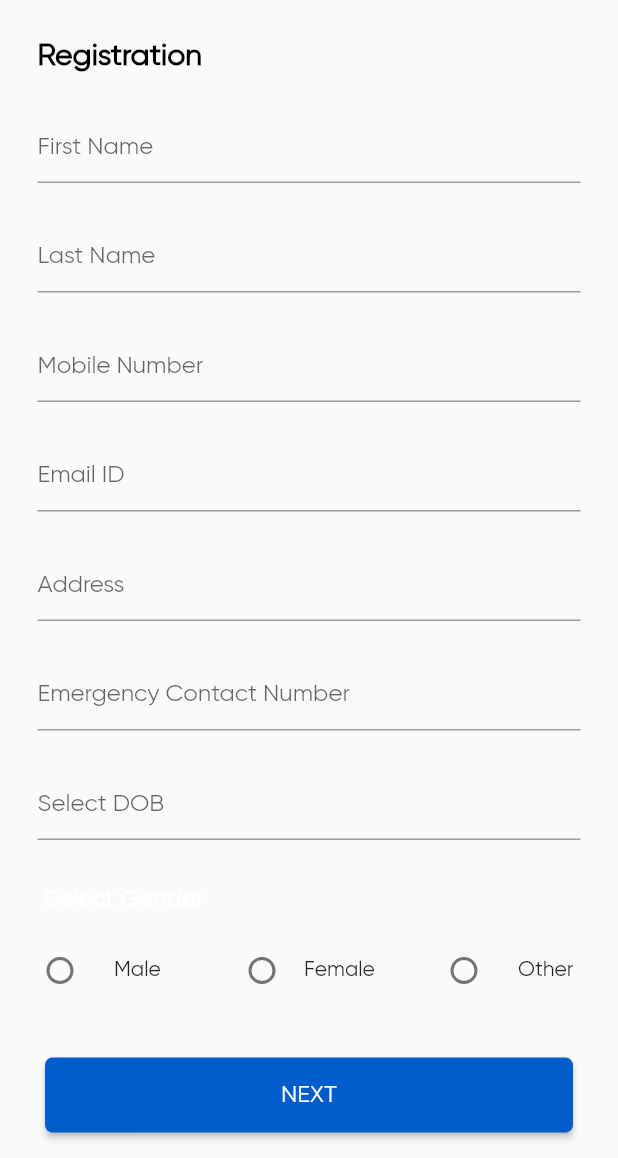
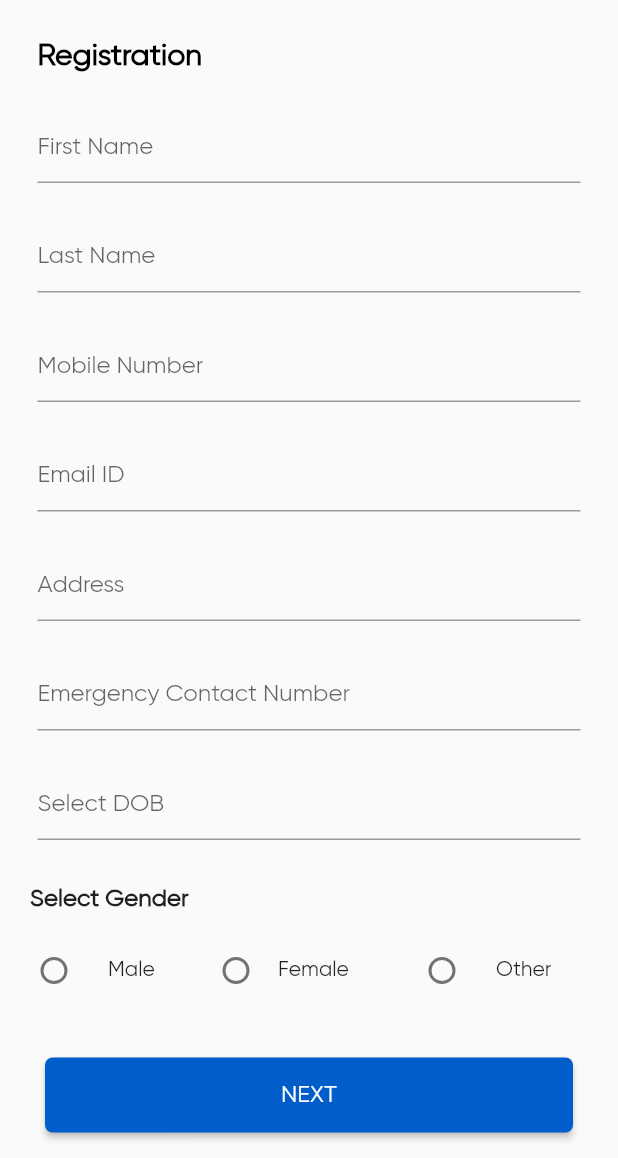
Before and after one commit to sanjaysharmajw/NewKiteServiceApp, a Flutter app: the RegistrationScreen screen opened directly, on a phone screen of 412 x 824 dp, the part 78-1236 px from its top. Run offline on Flutter 3.47's test engine with Material 2 defaults, Android fonts, the phone set to English and light mode, and no system bars; our stand-ins replace animated_text_kit, badges, dotted_border, file_picker, firebase_core, firebase_messaging and 22 more; missing offline and left inert: dialog_flowtter, flutter_polyline_points, otp_timer_button; accounts and stored records are empty; project files that could hold a hidden picture were left out.

```diff
--- a/lib/Screens/login_mobile.dart
+++ b/lib/Screens/login_mobile.dart
@@ -42,6 +42,7 @@ class _LoginMobileState extends State<LoginMobile> {
           child: SizedBox(
             height: double.infinity,
             width: double.infinity,
+            child: SingleChildScrollView (
               child: Column(
                 children:  [
                   const SizedBox(height: 100),
@@ -76,6 +77,7 @@ class _LoginMobileState extends State<LoginMobile> {
             ),
           ),
         ),
+      ),
     ));
   }
   void sendOtpAPi(String mobile)async{
--- a/lib/Screens/otp_screen.dart
+++ b/lib/Screens/otp_screen.dart
@@ -61,11 +61,12 @@ class _OTPScreenState extends State<OTPScreen> {
     return SafeArea(
         child: Scaffold(
           backgroundColor: appWhiteColor,
-          resizeToAvoidBottomInset: false,
+
       body: Center(
         child: SizedBox(
           height: double.infinity,
           width: double.infinity,
+          child: SingleChildScrollView(
             child: Column(
               children: [
                 //const ImageSets(imagePath:'assets/back_icons.png', width: 50),
@@ -129,6 +130,7 @@ class _OTPScreenState extends State<OTPScreen> {
             ),
           ),
         ),
+      ),
     ));
   }
 
--- a/lib/Screens/registration.dart
+++ b/lib/Screens/registration.dart
@@ -173,17 +173,15 @@ class _RegistrationScreenState extends State<RegistrationScreen> {
                     crossAxisAlignment: CrossAxisAlignment.start,
                     children: [
                      const Padding(
-                        padding:  EdgeInsets.symmetric(horizontal: 30),
+                        padding:  EdgeInsets.only(left: 20),
                         child:  MyText(text: 'Select Gender', fontName: 'Gilroy',
-                            fontSize: 16, fontWeight: FontWeight.w800, textColor: appWhiteColor),
+                            fontSize: 16, fontWeight: FontWeight.w800, textColor: Colors.black87),
                       ),
                       const SizedBox(height: 10),
-                      Padding(
-                        padding: const EdgeInsets.symmetric(horizontal: 4),
-                        child: Row(
-                          mainAxisAlignment: MainAxisAlignment.spaceBetween,
+                      Row(
+                        //mainAxisAlignment: MainAxisAlignment.spaceEvenly,
                         children: [
-                            Expanded(child: RadioListTile(
+                          Flexible(child: RadioListTile(
                             title: const Text("Male",style: TextStyle(fontFamily: 'Gilroy',fontSize: 14)),
                             value: "male",
                             activeColor: appBlue,
@@ -194,8 +192,9 @@ class _RegistrationScreenState extends State<RegistrationScreen> {
                               });
                             },
                           ),),
-                            Expanded(child: RadioListTile(
-                              visualDensity: const VisualDensity(horizontal: -4),
+                          Flexible(child: RadioListTile(
+                            contentPadding: EdgeInsets.only(right: 5),
+                            visualDensity: VisualDensity(horizontal: -4),
                             title: const Text("Female",style: TextStyle(fontFamily: 'Gilroy',fontSize: 14)),
                             value: "female",
                             groupValue: gender,
@@ -206,7 +205,8 @@ class _RegistrationScreenState extends State<RegistrationScreen> {
                               });
                             },
                           )),
-                            Expanded(child: RadioListTile(
+                          Flexible(child: RadioListTile(
+                            contentPadding: EdgeInsets.only(right: 5),
                             title: const Text("Other",style: TextStyle(fontFamily: 'Gilroy',fontSize: 14)),
                             value: "other",
                             groupValue: gender,
@@ -218,7 +218,6 @@ class _RegistrationScreenState extends State<RegistrationScreen> {
                             },
                           )),
                         ],
-                        ),
                       ),
                     ],
                   ),
--- a/lib/Screens/upload_document.dart
+++ b/lib/Screens/upload_document.dart
@@ -6,6 +6,7 @@ import 'dart:math';
 import 'package:dotted_border/dotted_border.dart';
 import 'package:file_picker/file_picker.dart';
 import 'package:flutter/material.dart';
+import 'package:flutter/services.dart';
 import 'package:get/get.dart';
 import 'package:http/http.dart' as http;
 import 'package:nirbhaya_service/Screens/home_page.dart';
@@ -103,7 +104,9 @@ class _UploadDocumentScreenState extends State<UploadDocumentScreen> with Single
                           }else{
                             return null;
                           }
-                        }, fontSize: 16,readOnly: false, onTap: () {  }, keyboardType: TextInputType.text, inputFormatters: [
+                        }, fontSize: 16,readOnly: false, onTap: () {  }, keyboardType: TextInputType.number,
+                      inputFormatters: [
+
 
                       ],),
 
--- a/lib/volunteer_screen/volunteer_screen_request_tab.dart
+++ b/lib/volunteer_screen/volunteer_screen_request_tab.dart
@@ -71,7 +71,7 @@ class VolunteerRequestListTabScreenState extends State<VolunteerRequestListTabSc
                       children: [
                         /*-------------- Build Tabs here ------------------*/
                         TabBar(
-                            labelPadding: const EdgeInsets.only(left: 25,right: 25),
+                            labelPadding: const EdgeInsets.only(left: 40,right: 40),
                             isScrollable: true,
                             tabs: getTabs(),
                             indicatorColor: appBlue)
```
Also changed, not shown: lib/Screens/edit_profile_screen.dart (+7 -4 lines), lib/Screens/service_registraion_form.dart (+9 -10 lines), lib/display_items/service_requet_items.dart (+7 -7 lines), lib/items_screen/service_master_list_items.dart (+5 -3 lines), lib/volunteer_screen/volunteer_request_items.dart (+7 -4 lines), 1 other file. Lines whose indentation alone changed are shown as unchanged.
